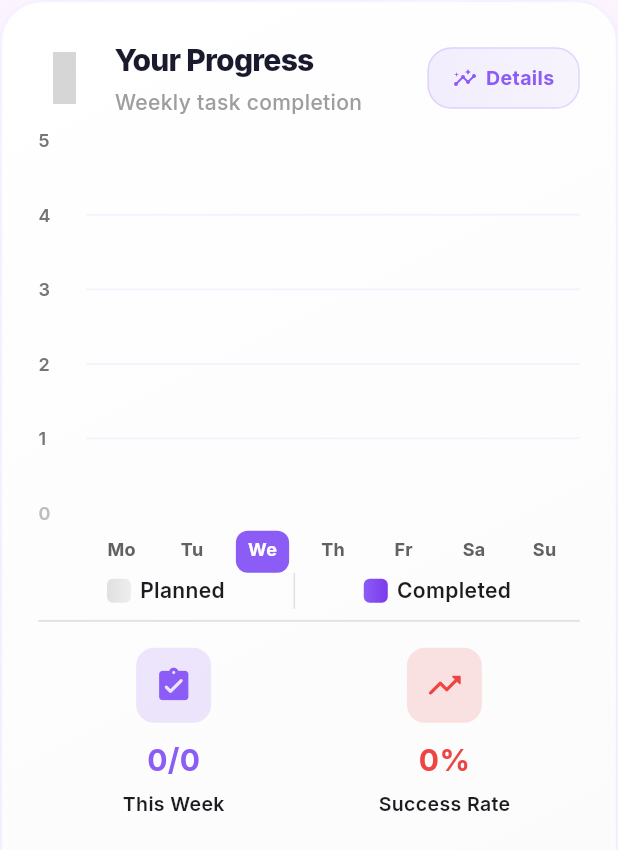
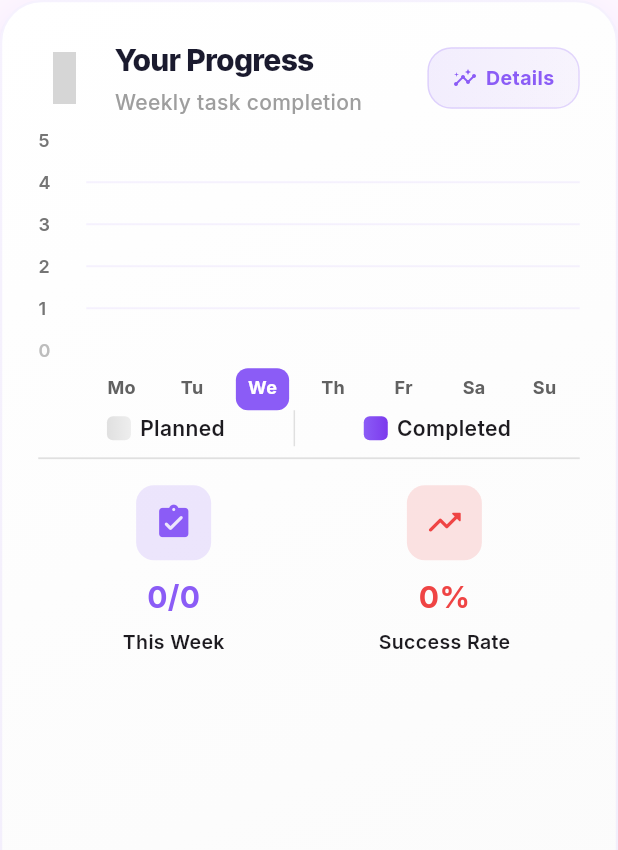
Before and after one commit to MarkCnw/PlanMate, a Flutter app: the EnhancedProgressChartSection widget shown alone on an empty page, opened directly, on a phone screen of 412 x 824 dp. Shown: the top 850 px of the screen. Run offline on Flutter 3.47's test engine with Material 3 defaults, Android fonts, the phone set to English and light mode, and no system bars; drawn by our look-alikes of fl_chart; our stand-ins replace animated_custom_dropdown, cloud_firestore, firebase_auth, firebase_core, flutter_svg, font_awesome_flutter and 5 more; accounts and stored records are empty; grey boxes are pictures that could not be loaded.

Commit message:
feat: Update EnhancedProgressChartSection to use context.read for ProjectProvider and adjust ChartContainer height

```diff
--- a/planmate/lib/Home/Widgets/Banner/enhanced_progress_chart.dart
+++ b/planmate/lib/Home/Widgets/Banner/enhanced_progress_chart.dart
@@ -80,7 +80,7 @@ class _EnhancedProgressChartSectionState
 
   @override
   Widget build(BuildContext context) {
-    final projectProvider = context.watch<ProjectProvider>();
+    final projectProvider = context.read<ProjectProvider>();
     final taskProvider = context.watch<TaskProvider>();
 
     return FutureBuilder(
@@ -92,7 +92,8 @@ class _EnhancedProgressChartSectionState
         return ChartContainer(
           isLoading: isLoading,
           weeklyData: weeklyData,
-          onDetailsTap: _showDetailedProgress, chartAnimation: _chartAnimation,
+          onDetailsTap: _showDetailedProgress,
+          chartAnimation: _chartAnimation,
         );
       },
     );
--- a/planmate/lib/Widgets/chart/chart_container.dart
+++ b/planmate/lib/Widgets/chart/chart_container.dart
@@ -61,9 +61,12 @@ class ChartContainer extends StatelessWidget {
               else if (weeklyData.isEmpty)
                 const Text("No data available")
               else
-                ChartBarView(
-                  weeklyData: weeklyData,
-                  chartAnimation: chartAnimation,
+                SizedBox(
+                  height: 180, // เพิ่มความสูงที่นี่
+                  child: ChartBarView(
+                    weeklyData: weeklyData,
+                    chartAnimation: chartAnimation,
+                  ),
                 ),
               _buildPremiumLegend(),
               const SizedBox(height: 10),
--- a/planmate/lib/provider/task_provider.dart
+++ b/planmate/lib/provider/task_provider.dart
@@ -23,6 +23,8 @@ class TaskProvider extends ChangeNotifier {
   bool get isOperating => _isOperating;
   String? get error => _error;
   String? get currentUserId => _auth.currentUser?.uid;
+
+
 
   // Get tasks for specific project
   List<TaskModel> getProjectTasks(String projectId) {
@@ -415,7 +417,8 @@ class TaskProvider extends ChangeNotifier {
     DateTime? dueDate,
     int? priority,
     Duration? estimatedDuration, // จะถูก ignore
-    double? progress, required projectId,
+    double? progress,
+    required projectId,
   }) async {
     try {
       debugPrint('🔄 Updating task: $taskId');
```
Also changed, not shown: planmate/lib/Widgets/chart/chart_loading.dart (added, +10 -0 lines).
